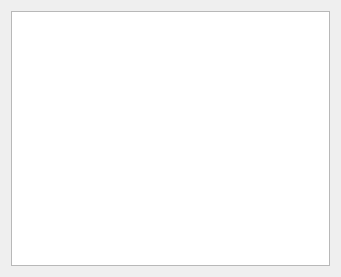
The window that bacula/src/qt-console/fileset/fileset.ui (rkorzeniewski/bacula) describes before a commit, drawn with Qt 5.
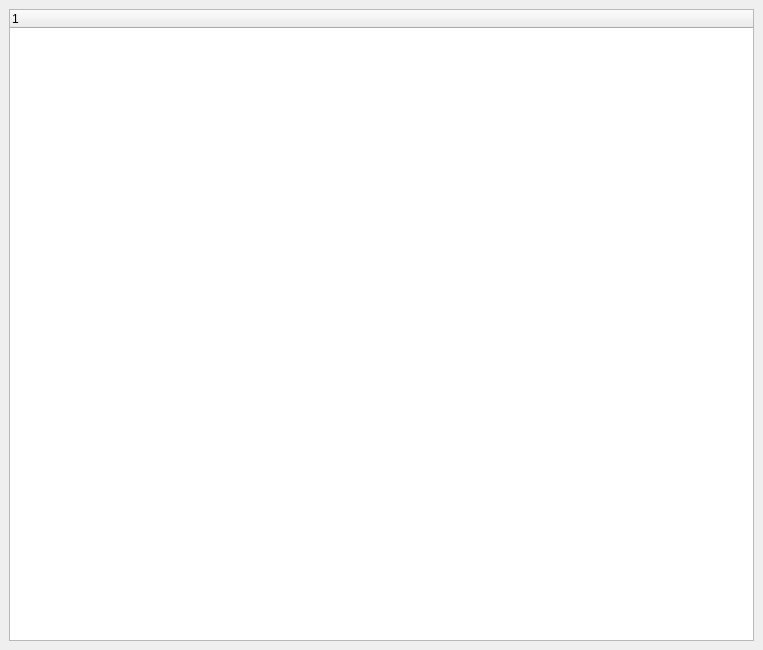
The same window after the commit. Icons and pictures are not drawn.

Commit message: Add a consoleCommand to Pages class Added Storage class and a FileSet class Added a context sensitive menu option for status client from client page Added a context sensitive menu option for status storage from storage page Added a context sensitive menu option for status fileset from fileset page

Diff of the .ui file:
```diff
--- a/bacula/src/qt-console/fileset/fileset.ui
+++ b/bacula/src/qt-console/fileset/fileset.ui
@@ -5,16 +5,22 @@
    <rect>
     <x>0</x>
     <y>0</y>
-    <width>341</width>
-    <height>277</height>
+    <width>763</width>
+    <height>650</height>
    </rect>
   </property>
   <property name="windowTitle" >
    <string>FileSet Tree</string>
   </property>
   <layout class="QGridLayout" >
+   <property name="margin" >
+    <number>9</number>
+   </property>
+   <property name="spacing" >
+    <number>6</number>
+   </property>
    <item row="0" column="0" >
-    <widget class="QTableWidget" name="tableWidget" />
+    <widget class="QTreeWidget" name="mp_treeWidget" />
    </item>
   </layout>
   <action name="actionRefreshFileSet" >
```
Left out of the diff: 18 changed lines with no effect on the pictures. The commit also changes 11 other files.
